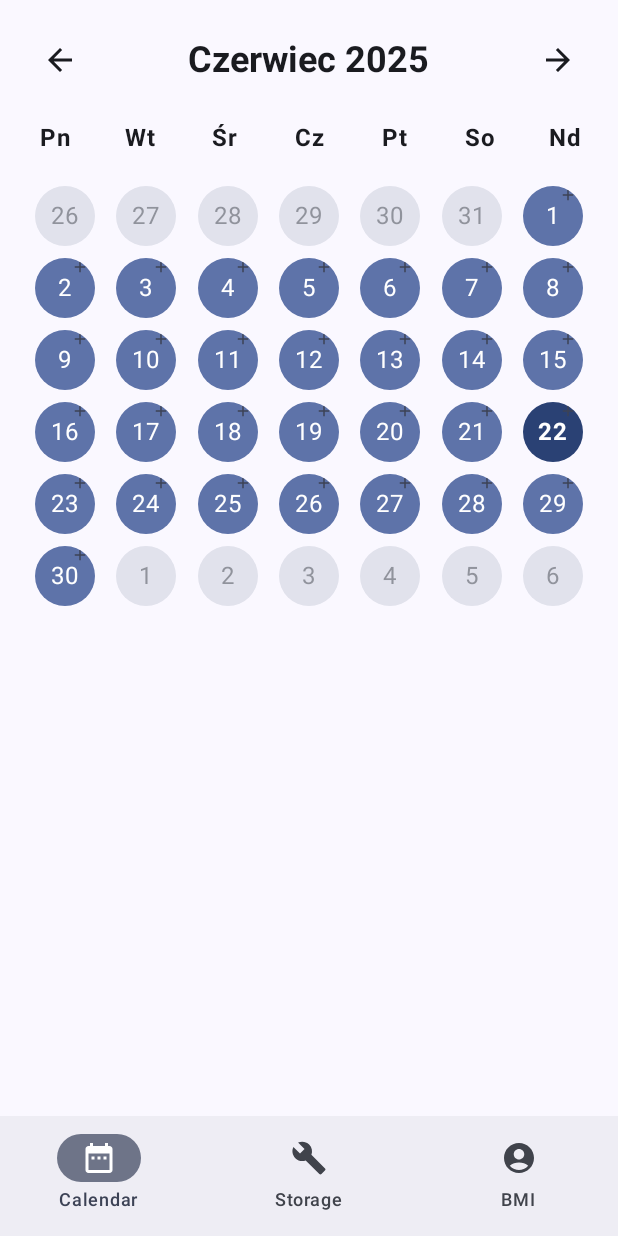
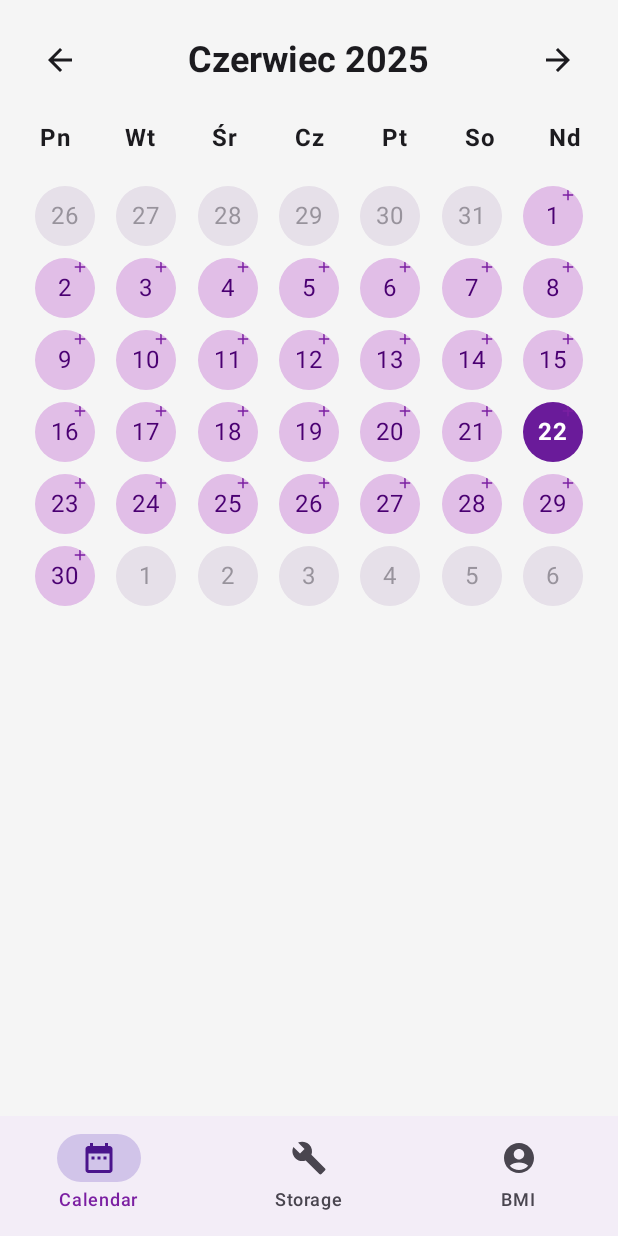
Before and after one commit to V3X3N/Fit-It, an Android app built with Jetpack Compose: the screen it shows after launch (MainActivity), on a phone screen of 412 x 824 dp. Run offline under Robolectric (Android 15) with nearby library versions, the phone set to English and light mode, and no system bars.

Commit message:
theme adjustment

```diff
--- a/app/src/main/java/com/vcoffee/fit_it_2/ui/theme/Theme.kt
+++ b/app/src/main/java/com/vcoffee/fit_it_2/ui/theme/Theme.kt
@@ -1,54 +1,73 @@
 package com.vcoffee.fit_it_2.ui.theme
 
-import android.app.Activity
-import android.os.Build
-import androidx.compose.foundation.isSystemInDarkTheme
 import androidx.compose.material3.MaterialTheme
 import androidx.compose.material3.darkColorScheme
-import androidx.compose.material3.dynamicDarkColorScheme
-import androidx.compose.material3.dynamicLightColorScheme
 import androidx.compose.material3.lightColorScheme
 import androidx.compose.runtime.Composable
-import androidx.compose.ui.platform.LocalContext
+import androidx.compose.ui.graphics.Color
+
+private val LightColorScheme = lightColorScheme(
+    primary = Color(0xFF6A1B9A),       // Ciemny fiolet
+    onPrimary = Color(0xFFFFFFFF),
+    primaryContainer = Color(0xFFE1BEE7),  // Jasny fiolet
+    onPrimaryContainer = Color(0xFF4A0072),
+    secondary = Color(0xFF7B1FA2),      // Fiolet
+    onSecondary = Color(0xFFFFFFFF),
+    secondaryContainer = Color(0xFFD1C4E9),
+    onSecondaryContainer = Color(0xFF4A148C),
+    tertiary = Color(0xFFAB47BC),       // Akcent fioletowy
+    onTertiary = Color(0xFFFFFFFF),
+    error = Color(0xFFB00020),
+    errorContainer = Color(0xFFF9DEDC),
+    onError = Color(0xFFFFFFFF),
+    onErrorContainer = Color(0xFF410E0B),
+    background = Color(0xFFF5F5F5),
+    onBackground = Color(0xFF1C1B1F),
+    surface = Color(0xFFFFFFFF),
+    onSurface = Color(0xFF1C1B1F),
+    surfaceVariant = Color(0xFFE6E0E9),
+    onSurfaceVariant = Color(0xFF49454F),
+    outline = Color(0xFF79747E),
+    inverseOnSurface = Color(0xFFF4EFF4),
+    inverseSurface = Color(0xFF313033),
+    inversePrimary = Color(0xFFD0BCFF),
+    surfaceTint = Color(0xFF6A1B9A),
+)
 
 private val DarkColorScheme = darkColorScheme(
-    primary = Purple80,
-    secondary = PurpleGrey80,
-    tertiary = Pink80
-)
-
-private val LightColorScheme = lightColorScheme(
-    primary = Purple40,
-    secondary = PurpleGrey40,
-    tertiary = Pink40
-
-    /* Other default colors to override
-    background = Color(0xFFFFFBFE),
-    surface = Color(0xFFFFFBFE),
-    onPrimary = Color.White,
-    onSecondary = Color.White,
-    onTertiary = Color.White,
-    onBackground = Color(0xFF1C1B1F),
-    onSurface = Color(0xFF1C1B1F),
-    */
+    primary = Color(0xFFBA68C8),        // Jasny fiolet
+    onPrimary = Color(0xFF4A0072),
+    primaryContainer = Color(0xFF4A148C), // Ciemny fiolet
+    onPrimaryContainer = Color(0xFFE1BEE7),
+    secondary = Color(0xFFCE93D8),      // Pastelowy fiolet
+    onSecondary = Color(0xFF4A0072),
+    secondaryContainer = Color(0xFF7B1FA2),
+    onSecondaryContainer = Color(0xFFD1C4E9),
+    tertiary = Color(0xFFE1BEE7),       // Jasny fiolet
+    onTertiary = Color(0xFF4A148C),
+    error = Color(0xFFCF6679),
+    errorContainer = Color(0xFFB00020),
+    onError = Color(0xFF000000),
+    onErrorContainer = Color(0xFFF9DEDC),
+    background = Color(0xFF1C1B1F),
+    onBackground = Color(0xFFE6E0E9),
+    surface = Color(0xFF252429),
+    onSurface = Color(0xFFE6E0E9),
+    surfaceVariant = Color(0xFF49454F),
+    onSurfaceVariant = Color(0xFFCAC4D0),
+    outline = Color(0xFF938F99),
+    inverseOnSurface = Color(0xFF1C1B1F),
+    inverseSurface = Color(0xFFE6E0E9),
+    inversePrimary = Color(0xFF6A1B9A),
+    surfaceTint = Color(0xFFD0BCFF),
 )
 
 @Composable
 fun FitIt2Theme(
-    darkTheme: Boolean = isSystemInDarkTheme(),
-    // Dynamic color is available on Android 12+
-    dynamicColor: Boolean = true,
+    darkTheme: Boolean = false,
     content: @Composable () -> Unit
 ) {
-    val colorScheme = when {
-        dynamicColor && Build.VERSION.SDK_INT >= Build.VERSION_CODES.S -> {
-            val context = LocalContext.current
-            if (darkTheme) dynamicDarkColorScheme(context) else dynamicLightColorScheme(context)
-        }
-
-        darkTheme -> DarkColorScheme
-        else -> LightColorScheme
-    }
+    val colorScheme = if (darkTheme) DarkColorScheme else LightColorScheme
 
     MaterialTheme(
         colorScheme = colorScheme,
```
